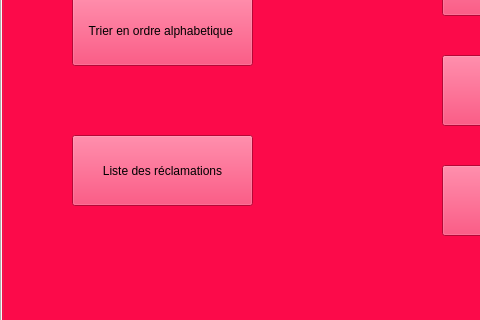
This is mainwindow.ui in dali268/Smart_garage_2a15 as Qt 5 draws it before an edit; both pictures show x 0 to 480 and y 200 to 520 of the 839 by 643 pixel window. The edited form follows.
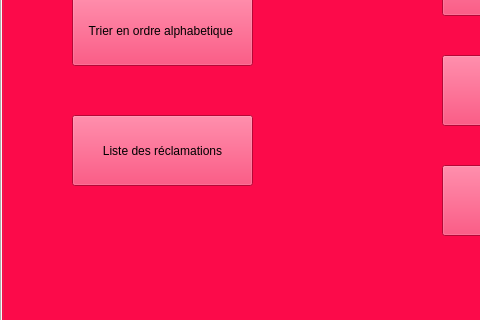
This is the edited form.

Patch:
```diff
--- a/mainwindow.ui
+++ b/mainwindow.ui
@@ -250,7 +250,7 @@
        <property name="geometry">
         <rect>
          <x>70</x>
-         <y>290</y>
+         <y>270</y>
          <width>181</width>
          <height>71</height>
         </rect>
```
